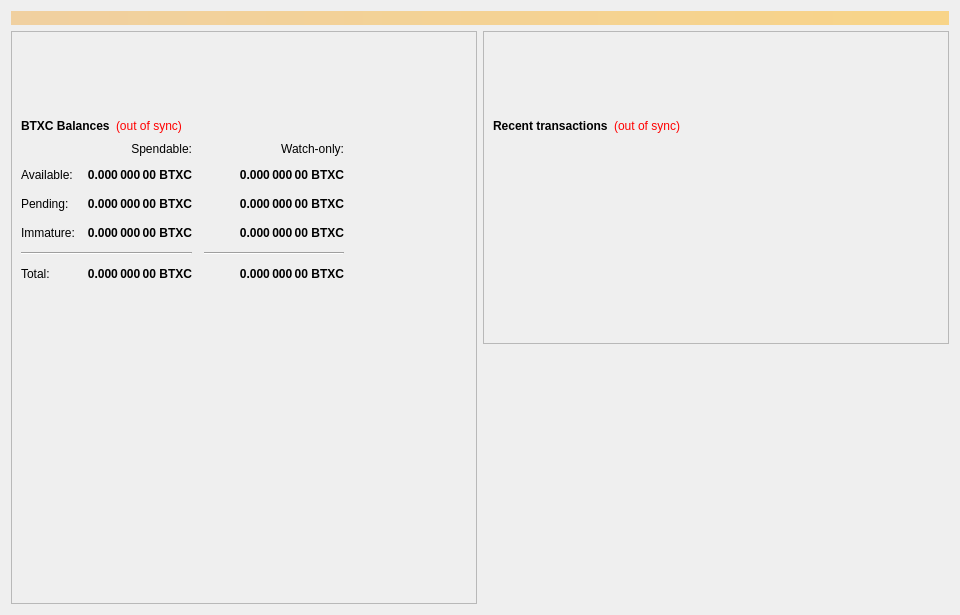
Qt form src/qt/forms/overviewpage.ui (bettexproject/bettexcoin) before a commit.
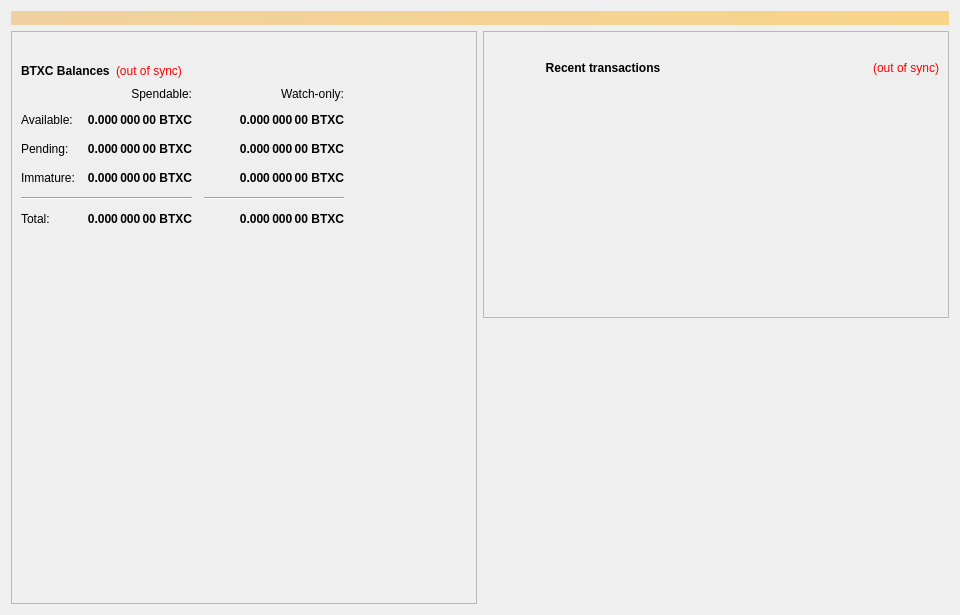
The same form after that commit.

Diff of the .ui file:
```diff
--- a/src/qt/forms/overviewpage.ui
+++ b/src/qt/forms/overviewpage.ui
@@ -60,7 +60,7 @@
             <property name="sizeHint" stdset="0">
              <size>
               <width>20</width>
-              <height>75</height>
+              <height>20</height>
              </size>
             </property>
            </spacer>
@@ -448,7 +448,7 @@
             <property name="sizeHint" stdset="0">
              <size>
               <width>20</width>
-              <height>75</height>
+              <height>20</height>
              </size>
             </property>
            </spacer>
@@ -466,6 +466,9 @@
               <property name="text">
                <string>Recent transactions</string>
               </property>
+              <property name="alignment">
+               <set>Qt::AlignCenter</set>
+              </property>
              </widget>
             </item>
             <item>
@@ -487,19 +490,6 @@
               </property>
              </widget>
             </item>
-            <item>
-             <spacer name="horizontalSpacer">
-              <property name="orientation">
-               <enum>Qt::Horizontal</enum>
-              </property>
-              <property name="sizeHint" stdset="0">
-               <size>
-                <width>40</width>
-                <height>20</height>
-               </size>
-              </property>
-             </spacer>
-            </item>
            </layout>
           </item>
           <item>
```
